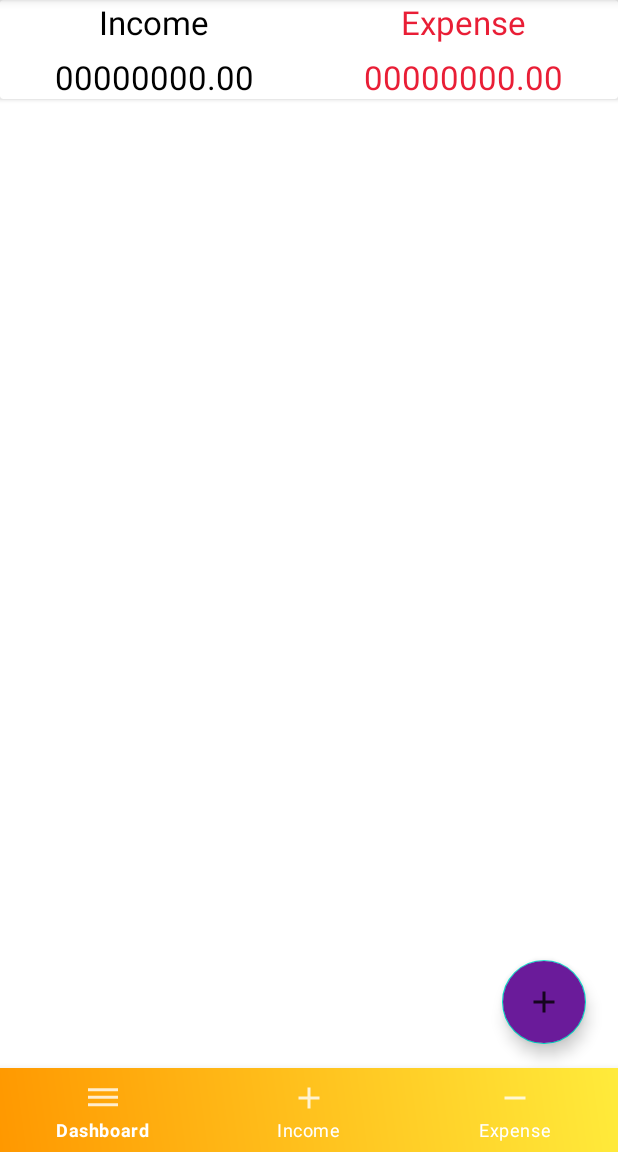
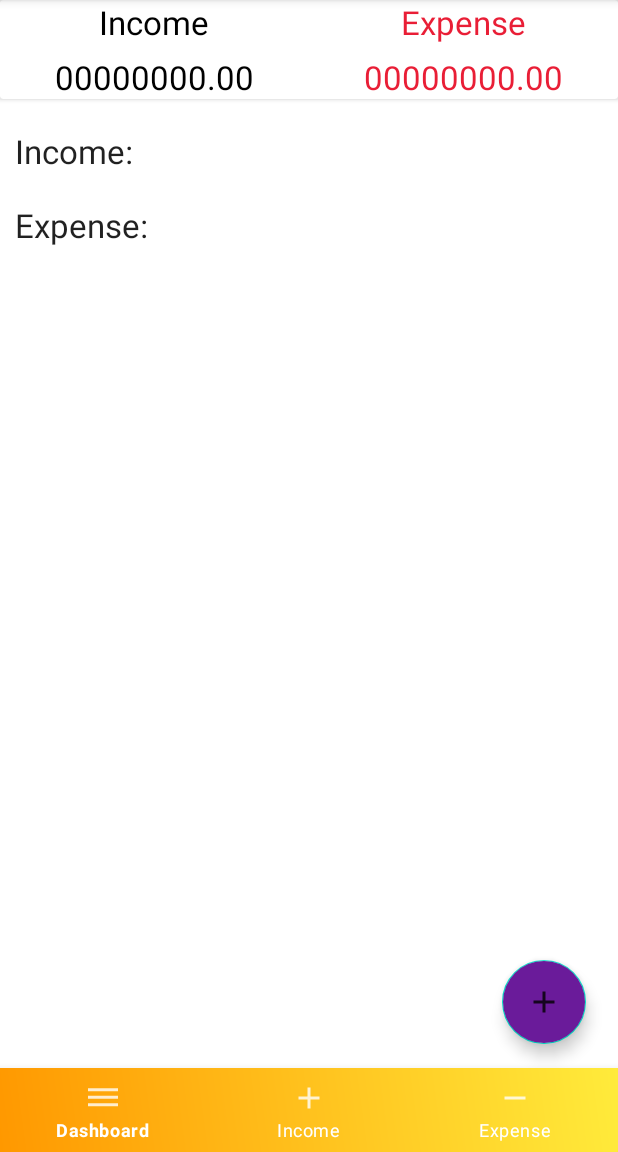
Before and after one commit to Rasel-Mahmud-61/Expense-manager-app, an Android app: the screen it shows after launch once a user with an empty profile is signed in (HomeActivity), on a phone screen of 412 x 824 dp, the part 84-1236 px from its top. Run offline under Robolectric (Android 15) with nearby library versions, the phone set to English and light mode, and no system bars; our stand-ins replace Firebase (no records; nobody signed in at launch, a user with empty details on screens opened directly).

Commit message:
Design Dashboard RecyclerView

```diff
--- a/app/src/main/java/com/example/expensemanagerapp/ExpenseFragment.java
+++ b/app/src/main/java/com/example/expensemanagerapp/ExpenseFragment.java
@@ -125,9 +125,9 @@ public class ExpenseFragment extends Fragment {
           return myview;
     }
     public  void onStart() {
-  super.onStart();
+         super.onStart();
         FirebaseRecyclerOptions<Data> options = new FirebaseRecyclerOptions.Builder<Data>()
-                .setQuery(mIncomeDatabase, Data.class)
+                .setQuery(mExpenseDatabase, Data.class)
                 .build();
 
         adapter = new FirebaseRecyclerAdapter<Data, IncomeFragment.MyViewHolder>(options) {
--- a/app/src/main/java/com/example/expensemanagerapp/IncomeFragment.java
+++ b/app/src/main/java/com/example/expensemanagerapp/IncomeFragment.java
@@ -112,6 +112,7 @@ recyclerView=myview.findViewById(R.id.recycler_id_income);
         LinearLayoutManager layoutManager=new LinearLayoutManager(getActivity());
 
        RecyclerView.LayoutManager.setReverseLayout(true);
+
        layoutManager.setStackFromEnd(true);
        recyclerView.setHasFixedSize(true);
        recyclerView.setLayoutManager(layoutManager);
@@ -121,7 +122,7 @@ recyclerView=myview.findViewById(R.id.recycler_id_income);
             public void onDataChange(@NonNull DataSnapshot snapshot) {
 
                 int totlatvalue =0;
-                for(DataSnapshot mysanapshort: dataSnapshot.getChildren()){
+                for(DataSnapshot mysanapshort: snapshot.getChildren()){
                     Data data =mysanapshort.getValue(Data.class);
                     totlatvalue+=data.getAmount();
                     String StTotalvale=String.valueOf(totlatvalue);
--- a/app/src/main/res/layout/fragment_dash_board.xml
+++ b/app/src/main/res/layout/fragment_dash_board.xml
@@ -91,6 +91,44 @@
     <androidx.coordinatorlayout.widget.CoordinatorLayout
         android:layout_width="match_parent"
         android:layout_height="match_parent">
+        <ScrollView
+            android:layout_width="match_parent"
+            android:layout_height="wrap_content">
+            <LinearLayout
+                android:layout_width="match_parent"
+                android:orientation="vertical"
+                android:layout_marginTop="10dp"
+                android:layout_height="wrap_content">
+                    <TextView
+                        android:layout_width="match_parent"
+                        android:text="Income:"
+                        android:textAppearance="?android:textAppearanceLarge"
+                        android:padding="10dp"
+                        android:layout_height="wrap_content"/>
+
+                <androidx.recyclerview.widget.RecyclerView
+                    android:layout_width="match_parent"
+                    android:layout_height="wrap_content"
+                    android:id="@+id/recycler_income">
+
+                </androidx.recyclerview.widget.RecyclerView>
+                <TextView
+                    android:layout_width="match_parent"
+                    android:layout_height="wrap_content"
+                    android:text="Expense:"
+                    android:textAppearance="?android:textAppearanceLarge"
+                    android:padding="10dp"/>
+               <androidx.recyclerview.widget.RecyclerView
+                   android:layout_width="match_parent"
+                   android:id="@+id/recycler_expense"
+                   android:layout_height="wrap_content">
+
+               </androidx.recyclerview.widget.RecyclerView>
+
+            </LinearLayout>
+
+        </ScrollView>
+
         <LinearLayout
             android:layout_width="wrap_content"
             android:layout_gravity="bottom|end"
```
